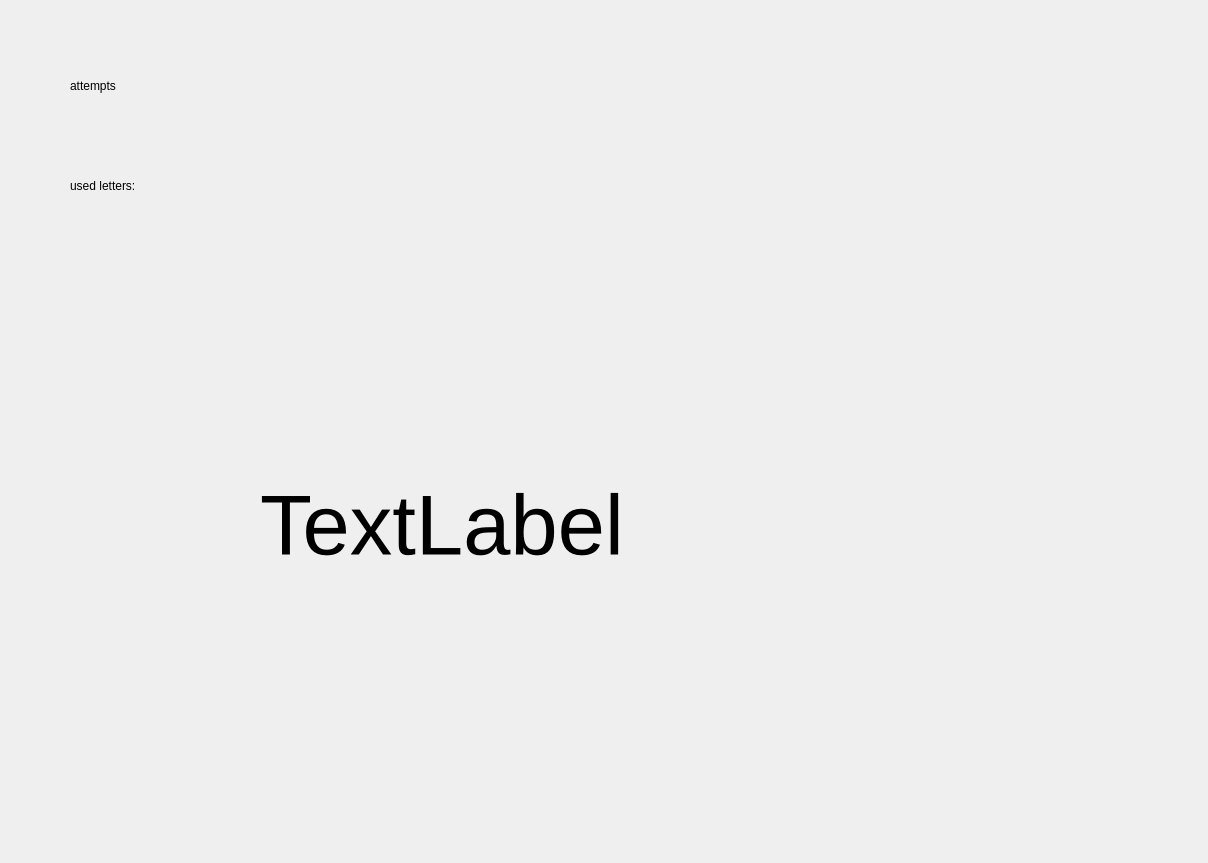
Qt form client/HangmanGameScreen.ui (SzramStaR/Hagnman-game) before a commit.
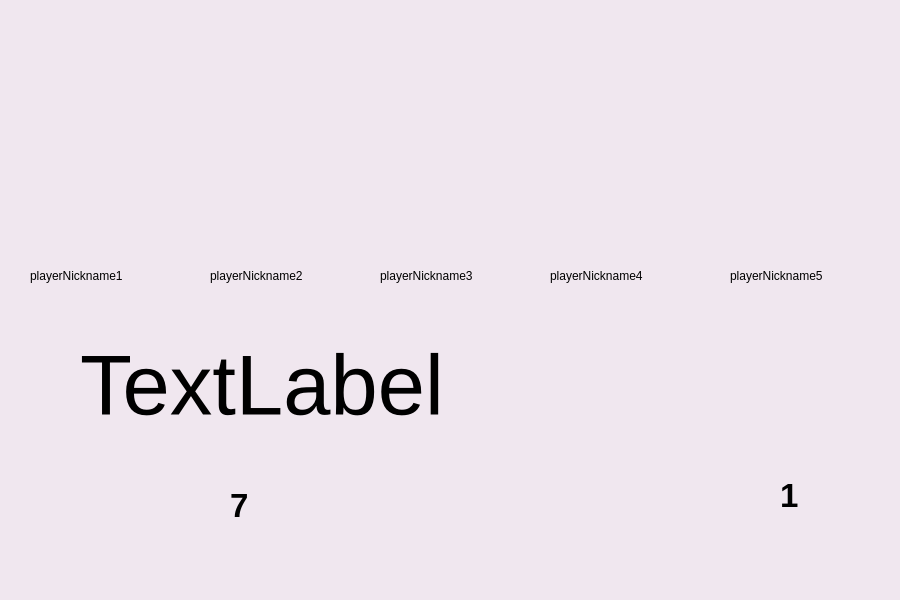
The same form after that commit. Icons and pictures are not drawn.

Patch:
```diff
--- a/client/HangmanGameScreen.ui
+++ b/client/HangmanGameScreen.ui
@@ -6,8 +6,8 @@
    <rect>
     <x>0</x>
     <y>0</y>
-    <width>1208</width>
-    <height>863</height>
+    <width>900</width>
+    <height>600</height>
    </rect>
   </property>
   <property name="minimumSize">
@@ -19,11 +19,20 @@
   <property name="windowTitle">
    <string>Dialog</string>
   </property>
+  <property name="autoFillBackground">
+   <bool>false</bool>
+  </property>
+  <property name="styleSheet">
+   <string notr="true">background-color: rgb(240, 231, 239);</string>
+  </property>
+  <property name="sizeGripEnabled">
+   <bool>false</bool>
+  </property>
   <widget class="QLabel" name="wordLabel">
    <property name="geometry">
     <rect>
-     <x>260</x>
-     <y>460</y>
+     <x>80</x>
+     <y>320</y>
      <width>661</width>
      <height>131</height>
     </rect>
@@ -33,6 +42,9 @@
      <pointsize>64</pointsize>
     </font>
    </property>
+   <property name="autoFillBackground">
+    <bool>false</bool>
+   </property>
    <property name="text">
     <string>TextLabel</string>
    </property>
@@ -40,27 +52,276 @@
   <widget class="QLabel" name="attemptsLabel">
    <property name="geometry">
     <rect>
-     <x>70</x>
-     <y>70</y>
+     <x>230</x>
+     <y>490</y>
      <width>131</width>
      <height>31</height>
     </rect>
    </property>
+   <property name="font">
+    <font>
+     <pointsize>25</pointsize>
+     <weight>75</weight>
+     <bold>true</bold>
+    </font>
+   </property>
    <property name="text">
-    <string>attempts</string>
+    <string>7</string>
    </property>
   </widget>
   <widget class="QLabel" name="usedLettersLabel">
    <property name="geometry">
     <rect>
-     <x>70</x>
-     <y>170</y>
-     <width>351</width>
+     <x>220</x>
+     <y>550</y>
+     <width>381</width>
      <height>31</height>
     </rect>
    </property>
+   <property name="font">
+    <font>
+     <pointsize>25</pointsize>
+     <weight>75</weight>
+     <bold>true</bold>
+    </font>
+   </property>
+   <property name="autoFillBackground">
+    <bool>false</bool>
+   </property>
    <property name="text">
-    <string>used letters: </string>
+    <string/>
+   </property>
+  </widget>
+  <widget class="QLabel" name="player1Hangman">
+   <property name="geometry">
+    <rect>
+     <x>160</x>
+     <y>-50</y>
+     <width>161</width>
+     <height>231</height>
+    </rect>
+   </property>
+   <property name="autoFillBackground">
+    <bool>false</bool>
+   </property>
+   <property name="styleSheet">
+    <string notr="true">image: url(:/hangmans/hangman1.png);</string>
+   </property>
+   <property name="text">
+    <string/>
+   </property>
+  </widget>
+  <widget class="QLabel" name="playerHangman1">
+   <property name="geometry">
+    <rect>
+     <x>30</x>
+     <y>0</y>
+     <width>140</width>
+     <height>260</height>
+    </rect>
+   </property>
+   <property name="styleSheet">
+    <string notr="true">image: url(:/hangmans/hangman1.png);</string>
+   </property>
+   <property name="text">
+    <string/>
+   </property>
+  </widget>
+  <widget class="QLabel" name="playerHangman2">
+   <property name="geometry">
+    <rect>
+     <x>210</x>
+     <y>0</y>
+     <width>140</width>
+     <height>260</height>
+    </rect>
+   </property>
+   <property name="styleSheet">
+    <string notr="true">image: url(:/hangmans/hangman1.png);</string>
+   </property>
+   <property name="text">
+    <string/>
+   </property>
+  </widget>
+  <widget class="QLabel" name="playerHangman3">
+   <property name="geometry">
+    <rect>
+     <x>380</x>
+     <y>0</y>
+     <width>140</width>
+     <height>260</height>
+    </rect>
+   </property>
+   <property name="styleSheet">
+    <string notr="true">image: url(:/hangmans/hangman1.png);</string>
+   </property>
+   <property name="text">
+    <string/>
+   </property>
+  </widget>
+  <widget class="QLabel" name="playerHangman4">
+   <property name="geometry">
+    <rect>
+     <x>550</x>
+     <y>0</y>
+     <width>140</width>
+     <height>260</height>
+    </rect>
+   </property>
+   <property name="styleSheet">
+    <string notr="true">image: url(:/hangmans/hangman1.png);</string>
+   </property>
+   <property name="text">
+    <string/>
+   </property>
+  </widget>
+  <widget class="QLabel" name="playerHangman5">
+   <property name="geometry">
+    <rect>
+     <x>730</x>
+     <y>0</y>
+     <width>140</width>
+     <height>260</height>
+    </rect>
+   </property>
+   <property name="styleSheet">
+    <string notr="true">image: url(:/hangmans/hangman1.png);</string>
+   </property>
+   <property name="text">
+    <string/>
+   </property>
+  </widget>
+  <widget class="QLabel" name="playerNickname1">
+   <property name="geometry">
+    <rect>
+     <x>30</x>
+     <y>260</y>
+     <width>141</width>
+     <height>31</height>
+    </rect>
+   </property>
+   <property name="text">
+    <string>playerNickname1</string>
+   </property>
+  </widget>
+  <widget class="QLabel" name="playerNickname2">
+   <property name="geometry">
+    <rect>
+     <x>210</x>
+     <y>260</y>
+     <width>141</width>
+     <height>31</height>
+    </rect>
+   </property>
+   <property name="text">
+    <string>playerNickname2</string>
+   </property>
+  </widget>
+  <widget class="QLabel" name="playerNickname3">
+   <property name="geometry">
+    <rect>
+     <x>380</x>
+     <y>260</y>
+     <width>141</width>
+     <height>31</height>
+    </rect>
+   </property>
+   <property name="text">
+    <string>playerNickname3</string>
+   </property>
+  </widget>
+  <widget class="QLabel" name="playerNickname4">
+   <property name="geometry">
+    <rect>
+     <x>550</x>
+     <y>260</y>
+     <width>141</width>
+     <height>31</height>
+    </rect>
+   </property>
+   <property name="text">
+    <string>playerNickname4</string>
+   </property>
+  </widget>
+  <widget class="QLabel" name="playerNickname5">
+   <property name="geometry">
+    <rect>
+     <x>730</x>
+     <y>260</y>
+     <width>141</width>
+     <height>31</height>
+    </rect>
+   </property>
+   <property name="text">
+    <string>playerNickname5</string>
+   </property>
+  </widget>
+  <widget class="QLabel" name="attempts_left">
+   <property name="geometry">
+    <rect>
+     <x>10</x>
+     <y>460</y>
+     <width>201</width>
+     <height>91</height>
+    </rect>
+   </property>
+   <property name="styleSheet">
+    <string notr="true">image: url(:/text_jpg/attempts_left.png)</string>
+   </property>
+   <property name="text">
+    <string/>
+   </property>
+  </widget>
+  <widget class="QLabel" name="used_letters">
+   <property name="geometry">
+    <rect>
+     <x>10</x>
+     <y>540</y>
+     <width>201</width>
+     <height>51</height>
+    </rect>
+   </property>
+   <property name="styleSheet">
+    <string notr="true">image:url(:/text_jpg/used_letters.png)</string>
+   </property>
+   <property name="text">
+    <string/>
+   </property>
+  </widget>
+  <widget class="QLabel" name="GameIDlabel">
+   <property name="geometry">
+    <rect>
+     <x>780</x>
+     <y>470</y>
+     <width>101</width>
+     <height>51</height>
+    </rect>
+   </property>
+   <property name="font">
+    <font>
+     <pointsize>25</pointsize>
+     <weight>75</weight>
+     <bold>true</bold>
+    </font>
+   </property>
+   <property name="text">
+    <string>1</string>
+   </property>
+  </widget>
+  <widget class="QLabel" name="game_id">
+   <property name="geometry">
+    <rect>
+     <x>580</x>
+     <y>470</y>
+     <width>161</width>
+     <height>61</height>
+    </rect>
+   </property>
+   <property name="styleSheet">
+    <string notr="true">image: url(:/text_jpg/game_id.png)</string>
+   </property>
+   <property name="text">
+    <string/>
    </property>
   </widget>
  </widget>
```
Left out of the diff: 4 changed lines with no effect on the pictures.
